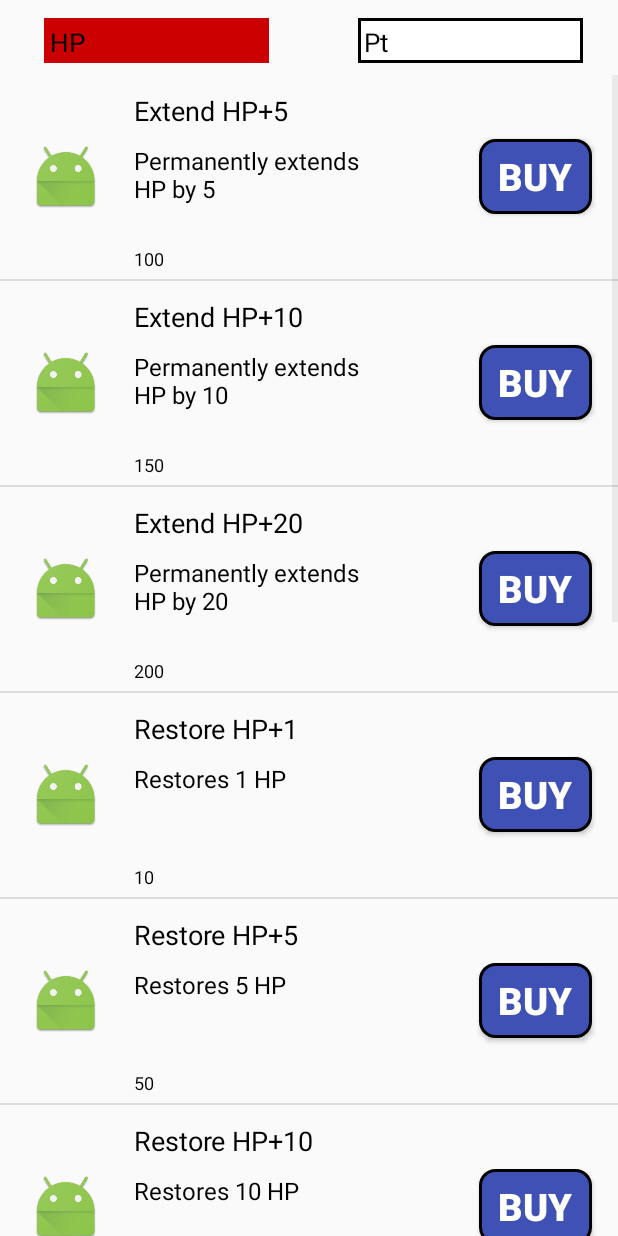
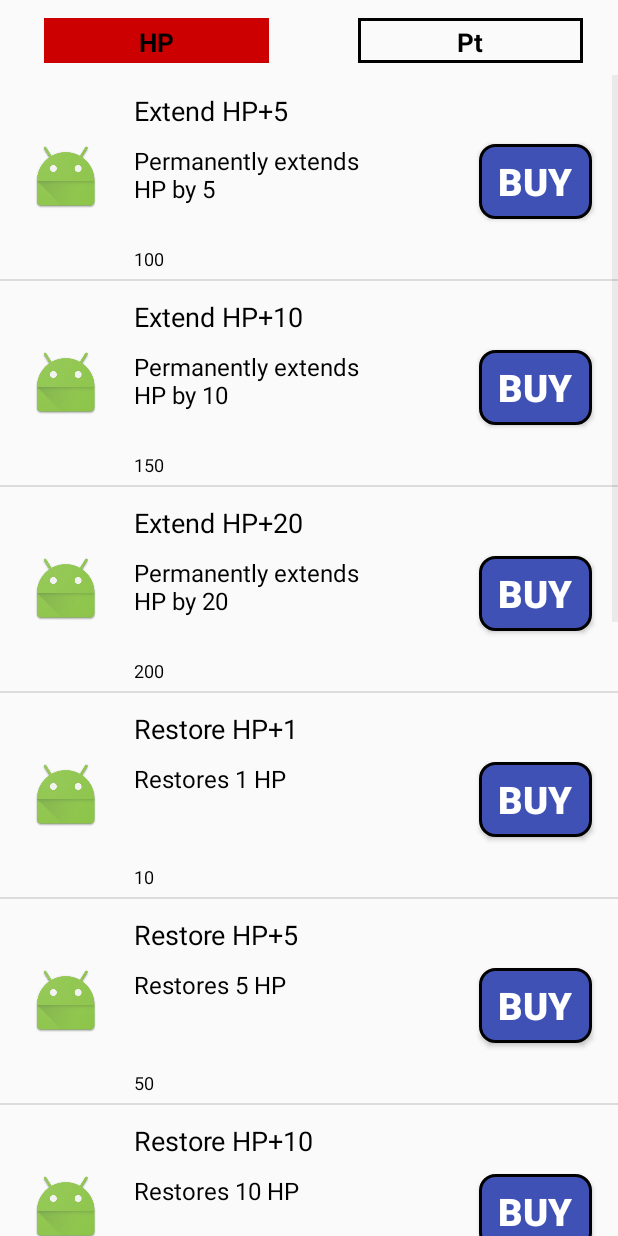
Before and after one commit to CS3398-Cappucino-Dreamers/CS3398-Cappucino-F2017, an Android app: the HPVendor screen opened directly, with no data from a screen before it, on a phone screen of 412 x 824 dp. Run offline under Robolectric (Android 15) with nearby library versions, the phone set to English and light mode, and no system bars; our stand-ins replace Picasso; libraries missing offline, so code that uses them is left out: com.aurelhubert.ahbottomnavigation.

Commit message:
HP Vendor UI adjustments
-Adjusted JSON file, icons and UI
-Added icon drawables

```diff
--- a/MyApplication/app/src/main/java/com/example/ben/fitordie/Login/ItemList.java
+++ b/MyApplication/app/src/main/java/com/example/ben/fitordie/Login/ItemList.java
@@ -16,6 +16,9 @@ public class ItemList {
     public String description;
     public String price;
     public String icon;
+    public String currency;
+    public String price2;
+    public String addHP;
     public String category;
 
     public static ArrayList<ItemList> getitemsFromFile(String filename, Context context){
@@ -35,6 +38,9 @@ public class ItemList {
                 item.description = items.getJSONObject(i).getString("description");
                 item.price = items.getJSONObject(i).getString("price");
                 item.icon = items.getJSONObject(i).getString("icon");
+                item.currency = items.getJSONObject(i).getString("currency");
+                item.price2 = items.getJSONObject(i).getString("price2");
+                item.addHP = items.getJSONObject(i).getString("addHP");
                 item.category = items.getJSONObject(i).getString("category");
 
                 itemList.add(item);
--- a/MyApplication/app/src/main/java/com/example/ben/fitordie/Login/ListAdapter.java
+++ b/MyApplication/app/src/main/java/com/example/ben/fitordie/Login/ListAdapter.java
@@ -1,4 +1,5 @@
 package com.example.ben.fitordie.Login;
+
 import android.content.Context;
 import android.view.LayoutInflater;
 import android.view.View;
@@ -68,6 +69,8 @@ public class ListAdapter extends BaseAdapter {
             holder.nameView = (TextView) convertView.findViewById(R.id.name);
             holder.descriptionView = (TextView) convertView.findViewById(R.id.description);
             holder.priceView = (TextView) convertView.findViewById(R.id.price);
+            holder.currencyView = (TextView) convertView.findViewById(R.id.currency);
+            holder.price2View = (TextView) convertView.findViewById(R.id.price2);
             //holder.categoryView = (TextView) convertView.findViewById(R.id.category);
 
             convertView.setTag(holder);
@@ -81,6 +84,8 @@ public class ListAdapter extends BaseAdapter {
         TextView descriptionView = holder.descriptionView;
         TextView priceView = holder.priceView;
         ImageView iconView = holder.iconView;
+        TextView currencyView = holder.currencyView;
+        TextView price2View = holder.price2View;
         //TextView categoryView = holder.categoryView;
 
         // Gets corresponding item for row
@@ -90,6 +95,8 @@ public class ListAdapter extends BaseAdapter {
         nameView.setText(list.name);
         descriptionView.setText(list.description);
         priceView.setText(list.price);
+        currencyView.setText(list.currency);
+        price2View.setText(list.price2);
         //categoryView.setText(list.category);
 
         // Uses Picasso to load the image
@@ -103,6 +110,8 @@ public class ListAdapter extends BaseAdapter {
         public TextView descriptionView;
         public TextView priceView;
         public ImageView iconView;
+        public TextView currencyView;
+        public TextView price2View;
         //public TextView categoryView;
     }
 }
--- a/MyApplication/app/src/main/res/drawable/rectangle_shape.xml
+++ b/MyApplication/app/src/main/res/drawable/rectangle_shape.xml
@@ -2,7 +2,7 @@
 <selector xmlns:android="http://schemas.android.com/apk/res/android">
     <item>
         <shape android:shape="rectangle">
-            <solid android:color="#FFFFFF"/>
+            <solid android:color="#00FFFFFF"/>
             <stroke android:color="#000000" android:width="2dp" />
             <!--corners allow us to make the rounded corners button-->
         </shape>
--- a/MyApplication/app/src/main/res/layout/activity_hp_vendor.xml
+++ b/MyApplication/app/src/main/res/layout/activity_hp_vendor.xml
@@ -18,10 +18,12 @@
         android:layout_marginStart="29dp"
         android:layout_marginTop="12dp"
         android:background="@android:color/holo_red_dark"
+        android:gravity="center"
         android:padding="4dp"
         android:text="HP"
         android:textColor="@android:color/black"
         android:textSize="17sp"
+        android:textStyle="bold"
         tools:text="HP" />
 
     <TextView
@@ -35,10 +37,12 @@
         android:layout_marginEnd="23dp"
         android:layout_marginRight="23dp"
         android:background="@drawable/rectangle_shape"
+        android:gravity="center"
         android:padding="4dp"
         android:text="Pt"
         android:textColor="@android:color/black"
         android:textSize="17sp"
+        android:textStyle="bold"
         tools:text="Pt" />
 
     <ListView
--- a/MyApplication/app/src/main/res/layout/list_item.xml
+++ b/MyApplication/app/src/main/res/layout/list_item.xml
@@ -78,7 +78,31 @@
             android:textSize="12sp"
             tools:text="price" />
 
-    </RelativeLayout>
+        <TextView
+            android:id="@+id/currency"
+            android:layout_width="wrap_content"
+            android:layout_height="wrap_content"
+            android:layout_alignBaseline="@+id/price2"
+            android:layout_alignBottom="@+id/price2"
+            android:layout_toEndOf="@+id/price"
+            android:layout_toRightOf="@+id/price"
+            android:maxLines="1"
+            android:textColor="#000000"
+            android:textSize="12sp"
+            tools:text="currency" />
+
+        <TextView
+            android:id="@+id/price2"
+            android:layout_width="wrap_content"
+            android:layout_height="wrap_content"
+            android:maxLines="1"
+            android:textColor="#000000"
+            android:textSize="12sp"
+            tools:text="price2"
+            android:layout_alignBaseline="@+id/price"
+            android:layout_alignBottom="@+id/price"
+            android:layout_toRightOf="@+id/currency"
+            android:layout_toEndOf="@+id/currency" />
 
         <Button
             android:id="@+id/button"
@@ -93,8 +117,8 @@
             android:text="Buy"
             android:textColor="#FFFFFF"
             android:textSize="25sp"
-        android:textStyle="bold" />
-
-
-
+            android:textStyle="bold"
+            android:clickable="false"
+            android:focusable="false"/>
     </RelativeLayout>
+</RelativeLayout>
```
Also changed, not shown: MyApplication/app/src/main/assets/AllItems.json (+52 -4 lines), MyApplication/app/src/main/res/drawable-xhdpi/extendhp.png (added), MyApplication/app/src/main/res/drawable-xhdpi/regenhp.png (added), MyApplication/app/src/main/res/drawable-xhdpi/revive.png (added), MyApplication/app/src/main/res/drawable-xhdpi/slowhpdamage.png (added). Lines whose indentation alone changed are shown as unchanged.
